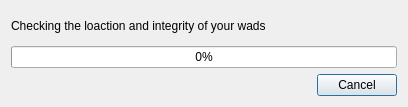
The window that src/core/gui/checkwadsdlg.ui (drfrag666/doomseeker-unofficial) describes before a commit, drawn with Qt 5.
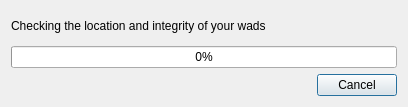
The same window after the commit.

Diff of the .ui file:
```diff
--- a/src/core/gui/checkwadsdlg.ui
+++ b/src/core/gui/checkwadsdlg.ui
@@ -29,7 +29,7 @@
       </sizepolicy>
      </property>
      <property name="text">
-      <string>Checking the loaction and integrity of your wads</string>
+      <string>Checking the location and integrity of your wads</string>
      </property>
     </widget>
    </item>
```
